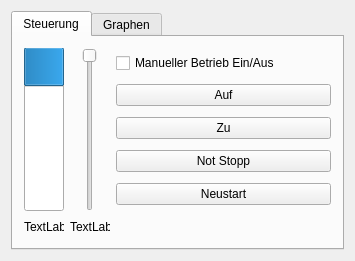
Old version of the form GUI/widget.ui in the repository Gralfs/University-Project_as_Group.
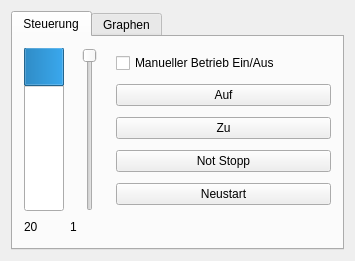
New version of the form.

Commit message: Added indication for slider

What changed in the file:
```diff
--- a/GUI/widget.ui
+++ b/GUI/widget.ui
@@ -118,6 +118,12 @@
           <layout class="QHBoxLayout" name="horizontalLayout_3">
            <item>
             <widget class="QLabel" name="label">
+             <property name="minimumSize">
+              <size>
+               <width>40</width>
+               <height>0</height>
+              </size>
+             </property>
              <property name="maximumSize">
               <size>
                <width>40</width>
@@ -125,12 +131,18 @@
               </size>
              </property>
              <property name="text">
-              <string>TextLabel</string>
+              <string>20</string>
              </property>
             </widget>
            </item>
            <item>
             <widget class="QLabel" name="label_2">
+             <property name="minimumSize">
+              <size>
+               <width>40</width>
+               <height>0</height>
+              </size>
+             </property>
              <property name="maximumSize">
               <size>
                <width>40</width>
@@ -138,7 +150,7 @@
               </size>
              </property>
              <property name="text">
-              <string>TextLabel</string>
+              <string>1</string>
              </property>
             </widget>
            </item>
```
The commit also changes 2 other files.
